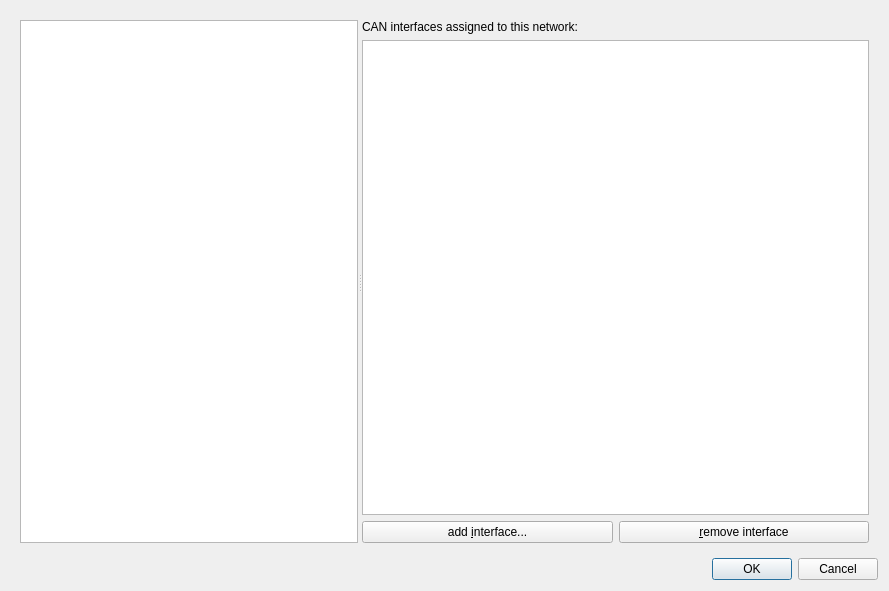
Before: the Qt Designer form window/SetupDialog/SetupDialog.ui in HubertD/cangaroo, drawn with Qt 5.
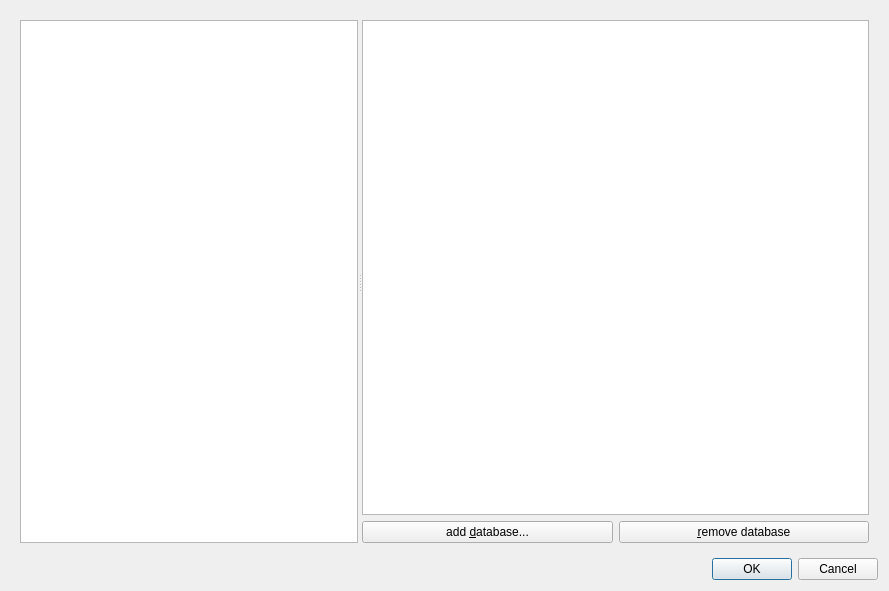
After: the same form once the commit is applied.

```diff
--- a/window/SetupDialog/SetupDialog.ui
+++ b/window/SetupDialog/SetupDialog.ui
@@ -50,7 +50,7 @@
           </sizepolicy>
          </property>
          <property name="currentIndex">
-          <number>2</number>
+          <number>3</number>
          </property>
          <widget class="QWidget" name="emptyPage"/>
          <widget class="QWidget" name="networkPage">
@@ -89,27 +89,7 @@
             </widget>
            </item>
            <item>
-            <widget class="QTreeWidget" name="interfacesTreeWidget">
-             <property name="headerHidden">
-              <bool>false</bool>
-             </property>
-             <property name="columnCount">
-              <number>2</number>
-             </property>
-             <attribute name="headerVisible">
-              <bool>false</bool>
-             </attribute>
-             <column>
-              <property name="text">
-               <string notr="true">1</string>
-              </property>
-             </column>
-             <column>
-              <property name="text">
-               <string notr="true">2</string>
-              </property>
-             </column>
-            </widget>
+            <widget class="QTreeView" name="interfacesTreeView"/>
            </item>
            <item>
             <widget class="QWidget" name="widget_2" native="true">
@@ -145,6 +125,64 @@
            </item>
           </layout>
          </widget>
+         <widget class="QWidget" name="candbsPage">
+          <layout class="QVBoxLayout" name="verticalLayout_4">
+           <property name="leftMargin">
+            <number>0</number>
+           </property>
+           <property name="topMargin">
+            <number>0</number>
+           </property>
+           <property name="rightMargin">
+            <number>0</number>
+           </property>
+           <property name="bottomMargin">
+            <number>0</number>
+           </property>
+           <item>
+            <widget class="QTreeView" name="candbsTreeView">
+             <property name="alternatingRowColors">
+              <bool>false</bool>
+             </property>
+             <property name="uniformRowHeights">
+              <bool>false</bool>
+             </property>
+            </widget>
+           </item>
+           <item>
+            <widget class="QWidget" name="widget_3" native="true">
+             <layout class="QHBoxLayout" name="horizontalLayout_2">
+              <property name="leftMargin">
+               <number>0</number>
+              </property>
+              <property name="topMargin">
+               <number>0</number>
+              </property>
+              <property name="rightMargin">
+               <number>0</number>
+              </property>
+              <property name="bottomMargin">
+               <number>0</number>
+              </property>
+              <item>
+               <widget class="QPushButton" name="btAddDatabase">
+                <property name="text">
+                 <string>add &amp;database...</string>
+                </property>
+               </widget>
+              </item>
+              <item>
+               <widget class="QPushButton" name="btRemoveDatabase">
+                <property name="text">
+                 <string>&amp;remove database</string>
+                </property>
+               </widget>
+              </item>
+             </layout>
+            </widget>
+           </item>
+          </layout>
+         </widget>
         </widget>
        </widget>
       </item>
```
